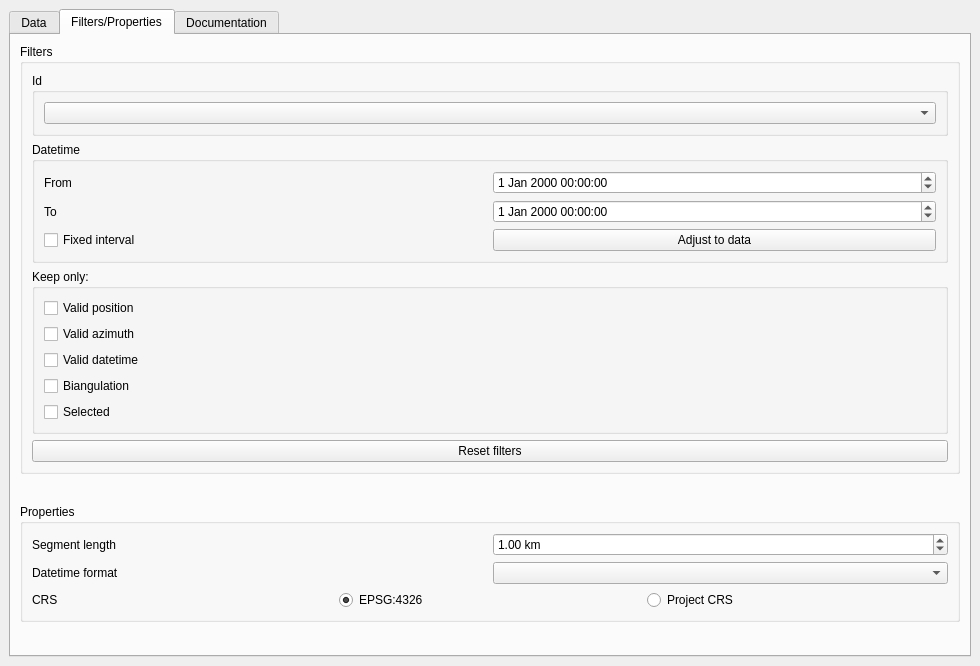
This is Radiotrack_dockwidget_base.ui in lccanon/Radiotrack as Qt 5 draws it before an edit. The edited form follows.
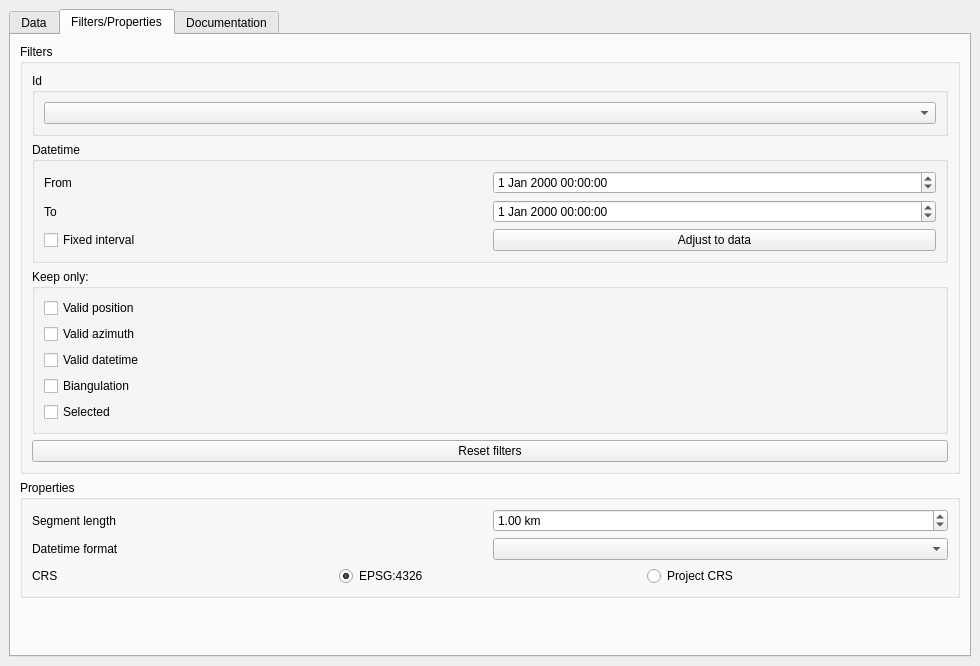
This is the edited form. The open tabs and pages were chosen to show the change. Custom widgets are drawn as their Qt base class.

What changed in the file:
```diff
--- a/Radiotrack_dockwidget_base.ui
+++ b/Radiotrack_dockwidget_base.ui
@@ -320,13 +320,10 @@
           <property name="orientation">
            <enum>Qt::Vertical</enum>
           </property>
-          <property name="sizeType">
-           <enum>QSizePolicy::Expanding</enum>
-          </property>
           <property name="sizeHint" stdset="0">
            <size>
-            <width>20</width>
-            <height>40</height>
+            <width>0</width>
+            <height>0</height>
            </size>
           </property>
          </spacer>
@@ -443,7 +440,7 @@
           <property name="sizeHint" stdset="0">
            <size>
             <width>20</width>
-            <height>40</height>
+            <height>598</height>
            </size>
           </property>
          </spacer>
```
Left out of the diff: 24 changed lines with no effect on the pictures.
